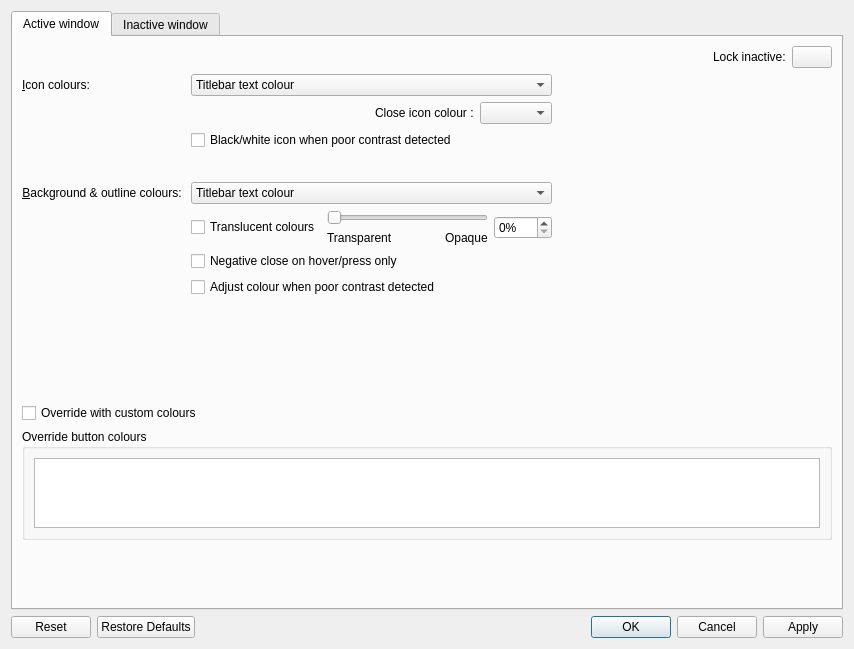
Before: the Qt Designer form kdecoration/config/ui/buttoncolors.ui in paulmcauley/klassy, drawn with Qt 5.
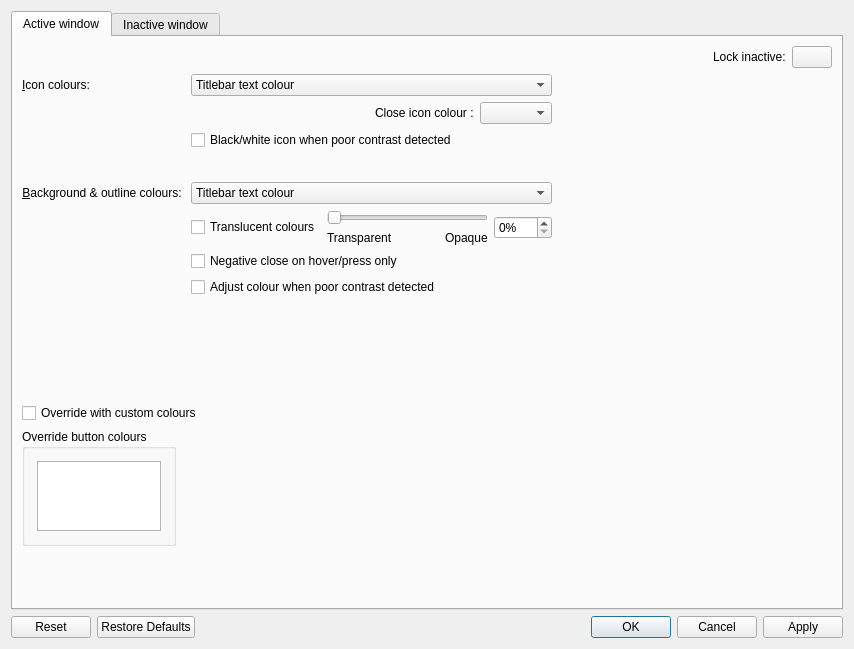
After: the same form once the commit is applied. Icons and pictures are not drawn.

Patch:
```diff
--- a/kdecoration/config/ui/buttoncolors.ui
+++ b/kdecoration/config/ui/buttoncolors.ui
@@ -40,19 +40,6 @@
          </property>
         </spacer>
        </item>
-       <item row="5" column="0">
-        <spacer name="verticalSpacer">
-         <property name="orientation">
-          <enum>Qt::Vertical</enum>
-         </property>
-         <property name="sizeHint" stdset="0">
-          <size>
-           <width>20</width>
-           <height>5</height>
-          </size>
-         </property>
-        </spacer>
-       </item>
        <item row="1" column="0">
         <layout class="QFormLayout" name="formLayout">
          <property name="sizeConstraint">
@@ -398,23 +385,69 @@
          </item>
         </layout>
        </item>
+       <item row="7" column="0">
+        <spacer name="verticalSpacer">
+         <property name="orientation">
+          <enum>Qt::Vertical</enum>
+         </property>
+         <property name="sizeHint" stdset="0">
+          <size>
+           <width>20</width>
+           <height>5</height>
+          </size>
+         </property>
+        </spacer>
+       </item>
+       <item row="1" column="1">
+        <spacer name="horizontalSpacer_2">
+         <property name="orientation">
+          <enum>Qt::Horizontal</enum>
+         </property>
+         <property name="sizeType">
+          <enum>QSizePolicy::MinimumExpanding</enum>
+         </property>
+         <property name="sizeHint" stdset="0">
+          <size>
+           <width>40</width>
+           <height>20</height>
+          </size>
+         </property>
+        </spacer>
+       </item>
        <item row="4" column="0" colspan="2">
+        <layout class="QHBoxLayout" name="horizontalLayout">
+         <item>
         <widget class="QGroupBox" name="activeOverrideGroupBox">
          <property name="title">
           <string>Override button colours</string>
          </property>
          <layout class="QVBoxLayout" name="verticalLayout_3">
+            <property name="spacing">
+             <number>12</number>
+            </property>
+            <property name="leftMargin">
+             <number>12</number>
+            </property>
+            <property name="topMargin">
+             <number>12</number>
+            </property>
+            <property name="rightMargin">
+             <number>12</number>
+            </property>
+            <property name="bottomMargin">
+             <number>12</number>
+            </property>
           <item>
            <widget class="QTableWidget" name="overrideColorTableActive">
             <property name="sizePolicy">
-             <sizepolicy hsizetype="Expanding" vsizetype="Expanding">
+               <sizepolicy hsizetype="Preferred" vsizetype="Preferred">
               <horstretch>0</horstretch>
               <verstretch>0</verstretch>
              </sizepolicy>
             </property>
             <property name="minimumSize">
              <size>
-              <width>745</width>
+                <width>0</width>
               <height>0</height>
              </size>
             </property>
@@ -449,6 +482,21 @@
           </item>
          </layout>
         </widget>
+         </item>
+         <item>
+          <spacer name="horizontalSpacer_4">
+           <property name="orientation">
+            <enum>Qt::Horizontal</enum>
+           </property>
+           <property name="sizeHint" stdset="0">
+            <size>
+             <width>0</width>
+             <height>0</height>
+            </size>
+           </property>
+          </spacer>
+         </item>
+        </layout>
        </item>
       </layout>
      </widget>
```
Left out of the diff: 21 changed lines with no effect on the pictures. Lines whose indentation alone changed are shown as unchanged.
